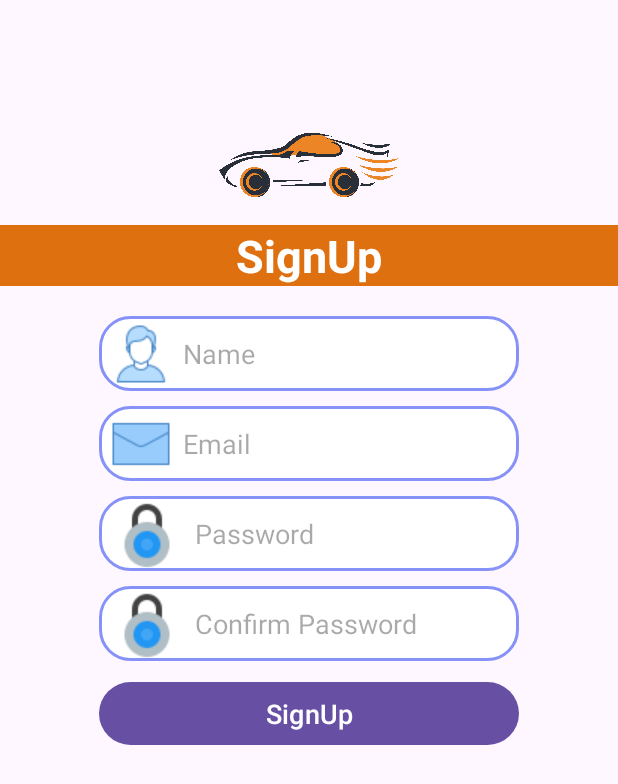
After one commit to mh-rabbi/GariBD-App, an Android app: the fragment SignUpTabFragment shown on its own in the app's theme, on a phone screen of 412 x 824 dp. The commit adds this screen. Shown: the top 784 px of the screen. Run offline under Robolectric (Android 15) with nearby library versions, the phone set to English and light mode, and no system bars; 1 statement that could not run was skipped.

Commit message:
LoginTab,SignUpTab Fragment added from Sakib and MainActivity,ViewPagerAdapted updated

```diff
--- a/app/src/main/AndroidManifest.xml
+++ b/app/src/main/AndroidManifest.xml
@@ -31,7 +31,8 @@
             android:exported="false" />
         <activity
             android:name=".Activity.CarViewActivity"
-            android:exported="true"></activity>
+            android:exported="false">
+        </activity>
         <activity
             android:name=".Activity.SearchViewActivity"
             android:exported="false" />
--- a/app/src/main/java/com/rideX/ridex/Activity/SplashScActivity.java
+++ b/app/src/main/java/com/rideX/ridex/Activity/SplashScActivity.java
@@ -22,7 +22,7 @@ public class SplashScActivity extends AppCompatActivity {
                 try {
                     sleep(2000);
                     runOnUiThread(() -> {
-                        startActivity(new Intent(SplashScActivity.this, HomePageActivity.class));
+                        startActivity(new Intent(SplashScActivity.this, MainActivity.class));
                         finish();
                     });
                 } catch (InterruptedException e) {
--- /dev/null
+++ b/app/src/main/java/com/rideX/ridex/Fragments/SignUpTabFragment.java
@@ -0,0 +1,150 @@
+package com.rideX.ridex.Fragments;
+
+import android.content.Intent;
+import android.os.Bundle;
+import android.text.TextUtils;
+import android.util.Patterns;
+import android.view.LayoutInflater;
+import android.view.View;
+import android.view.ViewGroup;
+import android.widget.Button;
+import android.widget.EditText;
+import android.widget.Toast;
+
+import androidx.annotation.NonNull;
+import androidx.annotation.Nullable;
+import androidx.fragment.app.Fragment;
+
+import com.rideX.ridex.Activity.HomePageActivity;
+import com.rideX.ridex.R;
+
+public class SignUpTabFragment extends Fragment {
+    EditText emailInput, passwordInput, confirmPasswordInput;
+    Button signBtn;
+    String password,email,confirmPassword;
+
+    @Nullable
+    @Override
+    public View onCreateView(@NonNull LayoutInflater inflater, @Nullable ViewGroup container, @Nullable Bundle savedInstanceState) {
+        View view = inflater.inflate(R.layout.fragment_sign_up_tab, container, false);
+
+        emailInput = view.findViewById(R.id.signup_email);
+        passwordInput = view.findViewById(R.id.signup_password);
+        confirmPasswordInput = view.findViewById(R.id.signup_confirm_password);
+        signBtn = view.findViewById(R.id.signup_button);
+
+        signBtn.setOnClickListener(v -> handleSignUp());
+
+        return view;    }
+    private void handleSignUp() {
+        email = emailInput.getText().toString().trim();
+        password = passwordInput.getText().toString().trim();
+        confirmPassword = confirmPasswordInput.getText().toString().trim();
+
+        if (!isValidEmail(email)) {
+            emailInput.setError("Invalid email format");
+            return;
+        }
+
+        if (!isComplexPassword(password)) {
+            passwordInput.setError("Password must be 8+ chars, 1 upper, 1 number, 1 symbol");
+            return;
+        }
+
+        if (!password.equals(confirmPassword)) {
+            confirmPasswordInput.setError("Passwords do not match");
+            return;
+        }
+//        DBcrud valueInsert = new DBcrud(getContext());
+//        if(valueInsert.userInsert(email,password)!=-1){
+//            Toast.makeText(getContext(), "Successfully Signing Up", Toast.LENGTH_SHORT).show();
+//            Intent i = new Intent(getContext(), HomePageActivity.class);
+//            startActivity(i);
+//        }
+//        else{
+//            Toast.makeText(getContext(), "Failed Signing Up", Toast.LENGTH_SHORT).show();
+//        }
+
+
+
+        // Send OTP
+        // sendEmailOtp(email);
+    }
+
+    private boolean isValidEmail(String email) {
+        return !TextUtils.isEmpty(email) && Patterns.EMAIL_ADDRESS.matcher(email).matches();
+    }
+
+    private boolean isComplexPassword(String password) {
+        // At least 8 chars, 1 upper, 1 number, 1 special
+        return password.matches("^(?=.*[A-Z])(?=.*\\d)(?=.*[@#$%^&+=!]).{8,}$");
+    }
+
+    private void showToast(String msg) {
+        Toast.makeText(getActivity(), msg, Toast.LENGTH_SHORT).show();
+    }
+
+    private void sendEmailOtp(String email) {
+       /* new Thread(() -> {
+            try {
+                URL url = new URL("https://yourdomain.com/send_otp.php"); // Replace with your real PHP endpoint
+                HttpURLConnection conn = (HttpURLConnection) url.openConnection();
+                conn.setRequestMethod("POST");
+                conn.setDoOutput(true);
+                conn.setRequestProperty("Content-Type", "application/x-www-form-urlencoded");
+
+                String data = "email=" + URLEncoder.encode(email, "UTF-8");
+
+                OutputStream os = conn.getOutputStream();
+                os.write(data.getBytes());
+                os.flush();
+                os.close();
+
+                BufferedReader reader = new BufferedReader(new InputStreamReader(conn.getInputStream()));
+                StringBuilder result = new StringBuilder();
+                String line;
+                while ((line = reader.readLine()) != null) {
+                    result.append(line);
+                }
+
+                JSONObject json = new JSONObject(result.toString());
+                String status = json.getString("status");
+
+                requireActivity().runOnUiThread(() -> {
+                    if (status.equals("success")) {
+                        showToast("OTP sent to email!");
+                        // Navigate to OTP verification screen (optional)
+                    } else {
+                        showToast("Failed to send OTP");
+                    }
+                });
+
+            } catch (Exception e) {
+                e.printStackTrace();
+                requireActivity().runOnUiThread(() -> showToast("Error sending OTP"));
+            }
+        }).start();*/
+       /* FirebaseAuth mAuth = FirebaseAuth.getInstance();
+
+        mAuth.createUserWithEmailAndPassword(email, password)
+                .addOnCompleteListener(task -> {
+                    if (task.isSuccessful()) {
+                        FirebaseUser user = mAuth.getCurrentUser();
+
+                        if (user != null) {
+                            user.sendEmailVerification()
+                                    .addOnCompleteListener(verifyTask -> {
+                                        if (verifyTask.isSuccessful()) {
+                                            Toast.makeText(getContext(), "Verification email sent", Toast.LENGTH_SHORT).show();
+                                        } else {
+                                            Toast.makeText(getContext(), "Failed to send verification", Toast.LENGTH_SHORT).show();
+                                        }
+                                    });
+                        }
+                    } else {
+                        Toast.makeText(getContext(), "Signup failed: " + task.getException().getMessage(), Toast.LENGTH_SHORT).show();
+                    }
+                });*/
+
+    }
+}
--- /dev/null
+++ b/app/src/main/res/layout/fragment_sign_up_tab.xml
@@ -0,0 +1,102 @@
+<?xml version="1.0" encoding="utf-8"?>
+<LinearLayout
+    xmlns:android="http://schemas.android.com/apk/res/android"
+    android:layout_width="match_parent"
+    android:layout_height="match_parent"
+    android:orientation="vertical">
+
+    <LinearLayout
+        android:layout_width="match_parent"
+        android:layout_height="wrap_content"
+        android:layout_marginTop="70dp"
+
+        android:orientation="vertical">
+        <ImageView
+            android:layout_width="120dp"
+            android:layout_height="80dp"
+            android:src="@drawable/car"
+            android:layout_gravity="center"
+            />
+        <TextView
+            android:layout_width="match_parent"
+            android:layout_height="wrap_content"
+            android:text="SignUp"
+            android:textSize="30sp"
+            android:gravity="center"
+            android:background="#DE7010"
+            android:textStyle="bold"
+            android:textColor="@color/white"/>
+
+        <LinearLayout
+            android:layout_width="match_parent"
+            android:layout_height="wrap_content"
+            android:orientation="vertical"
+            android:layout_marginTop="0dp"
+            android:padding="20dp"
+            >
+
+            <EditText
+                android:layout_width="280dp"
+                android:layout_height="50dp"
+                android:background="@drawable/edittext_bkg"
+                android:layout_gravity="center"
+                android:id="@+id/signup_name"
+                android:inputType="text"
+                android:padding="8dp"
+                android:hint="Name"
+                android:drawableLeft="@drawable/user"
+                android:drawablePadding="8dp"
+                />
+
+            <EditText
+                android:layout_width="280dp"
+                android:layout_height="50dp"
+                android:background="@drawable/edittext_bkg"
+                android:layout_gravity="center"
+                android:id="@+id/signup_email"
+                android:layout_marginTop="10dp"
+                android:inputType="textEmailAddress"
+                android:padding="8dp"
+                android:hint="Email"
+                android:drawableLeft="@drawable/email"
+                android:drawablePadding="8dp"
+                />
+            <EditText
+                android:layout_width="280dp"
+                android:layout_height="50dp"
+                android:background="@drawable/edittext_bkg"
+                android:layout_gravity="center"
+                android:id="@+id/signup_password"
+                android:inputType="textPassword"
+                android:layout_marginTop="10dp"
+                android:padding="8dp"
+                android:hint="Password"
+                android:drawableLeft="@drawable/pass"
+                android:drawablePadding="8dp"
+                />
+            <EditText
+                android:layout_width="280dp"
+                android:layout_height="50dp"
+                android:background="@drawable/edittext_bkg"
+                android:layout_gravity="center"
+                android:id="@+id/signup_confirm_password"
+                android:inputType="textPassword"
+                android:layout_marginTop="10dp"
+                android:padding="8dp"
+                android:hint="Confirm Password"
+                android:drawableLeft="@drawable/pass"
+                android:drawablePadding="8dp"
+                />
+            <Button
+                android:layout_width="280dp"
+                android:layout_height="50dp"
+                android:layout_gravity="center"
+                android:layout_marginTop="10dp"
+                android:id="@+id/signup_button"
+                android:text="SignUp"
+                android:textSize="18sp"
+                />
+        </LinearLayout>
+    </LinearLayout>
+
+</LinearLayout>
```
Also changed, not shown: app/src/main/java/com/rideX/ridex/Activity/MainActivity.java (+45 -4 lines), app/src/main/java/com/rideX/ridex/Adapter/ViewPagerAdapter.java (added, +32 -0 lines), app/src/main/java/com/rideX/ridex/Fragments/LoginTabFragment.java (added, +60 -0 lines), app/src/main/res/drawable/viewpager_bkg.xml (added, +13 -0 lines), app/src/main/res/layout/activity_main.xml (+57 -5 lines), app/src/main/res/layout/fragment_login_tab.xml (added, +101 -0 lines), app/src/main/res/drawable/fb.png (added), app/src/main/res/drawable/google.png (added), app/src/main/res/drawable/pass.png (added), app/src/main/res/drawable/top_background1.png (added), app/src/main/res/drawable/user.png (added).
